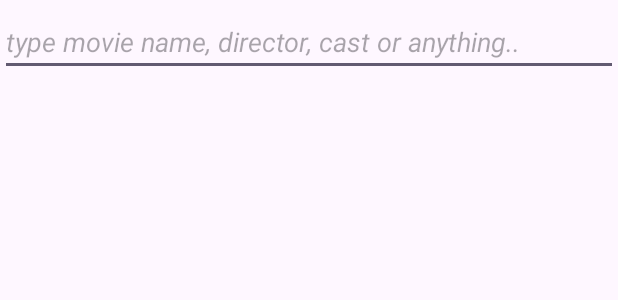
After one commit to sunil-poudel/sMovies_android, an Android app: the layout pop_up_search.xml on its own in the app's theme, with its tools: preview values and no code run, on a phone screen of 412 x 824 dp. The commit adds this screen. Shown: the top 300 px of the screen. Run offline under Robolectric (Android 15) with nearby library versions, the phone set to English and light mode, and no system bars; network calls fail.

Commit message:
search feature works, but movies data on searching don't match

```diff
--- a/app/src/main/java/UI/MovieAdapter.java
+++ b/app/src/main/java/UI/MovieAdapter.java
@@ -62,7 +62,9 @@ public class MovieAdapter extends RecyclerView.Adapter<MovieAdapter.ViewHolder>
 //                Toast.makeText(context, "Clicked "+holder.getAdapterPosition(), Toast.LENGTH_SHORT).show();
                 Intent intent = new Intent(context, ViewMovieActivity.class);
                 intent.putExtra("position", String.valueOf(holder.getAdapterPosition()));
+                intent.putExtra("movieId", String.valueOf(movie.getId()));
 //                Log.d("SUNIL SAYS ADAPTER POSITION", String.valueOf(holder.getAdapterPosition()));
+//                Log.d("SUNIL SAYS MOVIE ID", String.valueOf(movie.getId()));
                 context.startActivity(intent);
 
             }
--- a/app/src/main/java/Util/UtilIMDB.java
+++ b/app/src/main/java/Util/UtilIMDB.java
@@ -158,8 +158,8 @@ public class UtilIMDB {
         //https://www.omdbapi.com/?i=tt3103326&apikey=832f855c
 //        String api_key = "832f855c";
 //        String api_key = "57ee2a22";
-//        String api_key = "a7833ae6";
-        String api_key = "167d6266";
+        String api_key = "a7833ae6";
+//        String api_key = "167d6266";
         return "https://www.omdbapi.com/?i="+id+"&apikey="+api_key;
     }
 }
--- a/app/src/main/java/com/example/smovies_android/ViewMovieActivity.java
+++ b/app/src/main/java/com/example/smovies_android/ViewMovieActivity.java
@@ -46,9 +46,11 @@ public class ViewMovieActivity extends AppCompatActivity {
         Intent intent = getIntent();
         String positionStr = intent.getStringExtra("position");
         int position = Integer.parseInt(positionStr);
+        String idStr = intent.getStringExtra("movieId");
+        int id = Integer.parseInt(idStr);
 //        Log.d("SUNIL SAYS INSIDE VIEW MOVIE", String.valueOf(position));
 
-        List<Movie> movieList = db.getMoviesOrderAscending(UtilDb.KEY_NAME);
+        List<Movie> movieList = db.getAllMovies();
         Movie movie = movieList.get(position);
         movieTitle = findViewById(R.id.movie_title);
         movieTitle.setText(movie.getName());
@@ -92,5 +94,6 @@ public class ViewMovieActivity extends AppCompatActivity {
         movieWebViewTrailer.setWebViewClient(new WebViewClient());
         movieWebViewTrailer.loadData(defaultEmbedCode, "text/html", "utf-8");
 
+        db.close();
     }
 }
--- /dev/null
+++ b/app/src/main/res/layout/pop_up_search.xml
@@ -0,0 +1,24 @@
+<?xml version="1.0" encoding="utf-8"?>
+<androidx.constraintlayout.widget.ConstraintLayout xmlns:android="http://schemas.android.com/apk/res/android"
+    xmlns:app="http://schemas.android.com/apk/res-auto"
+    android:layout_width="match_parent"
+    android:layout_height="match_parent">
+
+    <EditText
+        android:id="@+id/movieSearchText"
+        android:layout_width="match_parent"
+        android:layout_height="wrap_content"
+        android:autofillHints="none"
+        android:ems="10"
+        android:hint="type movie name, director, cast or anything.."
+        android:inputType="text"
+        android:textStyle="italic"
+        app:layout_constraintBottom_toBottomOf="parent"
+        app:layout_constraintEnd_toEndOf="parent"
+        app:layout_constraintHorizontal_bias="0.0"
+        app:layout_constraintStart_toStartOf="parent"
+        app:layout_constraintTop_toTopOf="parent"
+        app:layout_constraintVertical_bias="0.007" />
+
+
+</androidx.constraintlayout.widget.ConstraintLayout>
```
Also changed, not shown: app/src/main/java/Model/Movie.java (+30 -0 lines), app/src/main/java/com/example/smovies_android/MainActivity.java (+90 -7 lines), app/src/main/java/com/example/smovies_android/WelcomeActivity.java (+13 -2 lines), app/src/main/res/layout/activity_main.xml (+21 -4 lines), app/src/main/res/drawable/search.png (added), 1 other file.
